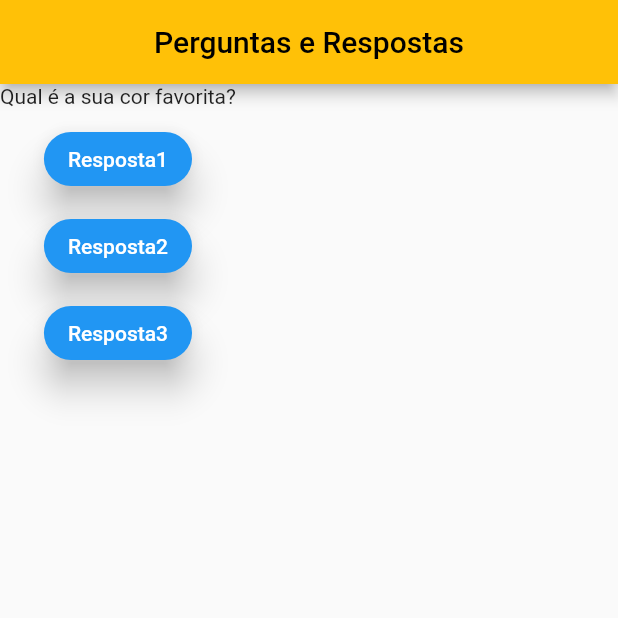
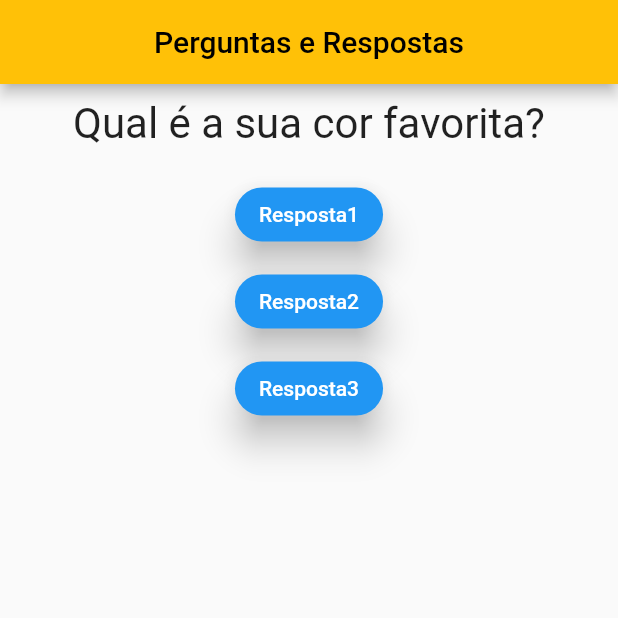
Before and after one commit to ajoluam/projeto_perguntas, a Flutter app: the screen it shows after launch, on a phone screen of 412 x 824 dp, the top half of it. Run offline on Flutter 3.47's test engine with Material 2 defaults, Android fonts, the phone set to English and light mode, and no system bars.

Commit message:
Adicionando estilo a questão

```diff
--- a/lib/questao.dart
+++ b/lib/questao.dart
@@ -7,6 +7,13 @@ class Questao extends StatelessWidget {
 
   @override
   Widget build(BuildContext context) {
-    return Text(texto);
+    return Container(
+        width: double.infinity,
+        margin: const EdgeInsets.all(10),
+        child: Text(
+          texto,
+          style: TextStyle(fontSize: 28),
+          textAlign: TextAlign.center,
+        ));
   }
 }
```
